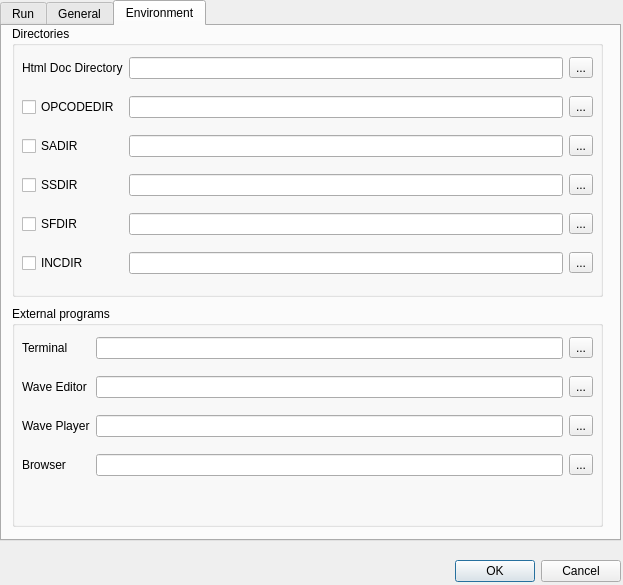
This is src/configdialog.ui in CsoundQt/CsoundQt as Qt 5 draws it before an edit. The edited form follows.
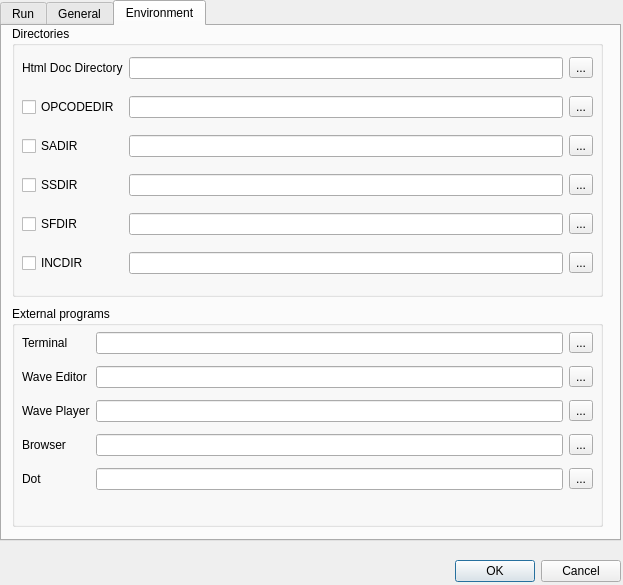
This is the edited form. The open tabs and pages were chosen to show the change.

Diff of the .ui file:
```diff
--- a/src/configdialog.ui
+++ b/src/configdialog.ui
@@ -1193,7 +1193,7 @@
         <x>10</x>
         <y>20</y>
         <width>571</width>
-        <height>162</height>
+        <height>171</height>
        </rect>
       </property>
       <layout class="QGridLayout" >
@@ -1286,6 +1286,30 @@
          </property>
         </widget>
        </item>
+       <item row="4" column="0" >
+        <widget class="QLabel" name="label_22" >
+         <property name="enabled" >
+          <bool>true</bool>
+         </property>
+         <property name="text" >
+          <string>Dot</string>
+         </property>
+        </widget>
+       </item>
+       <item row="4" column="2" >
+        <widget class="QLineEdit" name="dotLineEdit" >
+         <property name="enabled" >
+          <bool>true</bool>
+         </property>
+        </widget>
+       </item>
+       <item row="4" column="3" >
+        <widget class="QToolButton" name="dotToolButton" >
+         <property name="text" >
+          <string>...</string>
+         </property>
+        </widget>
+       </item>
       </layout>
      </widget>
     </widget>
```
Left out of the diff: 2 changed lines with no effect on the pictures.
